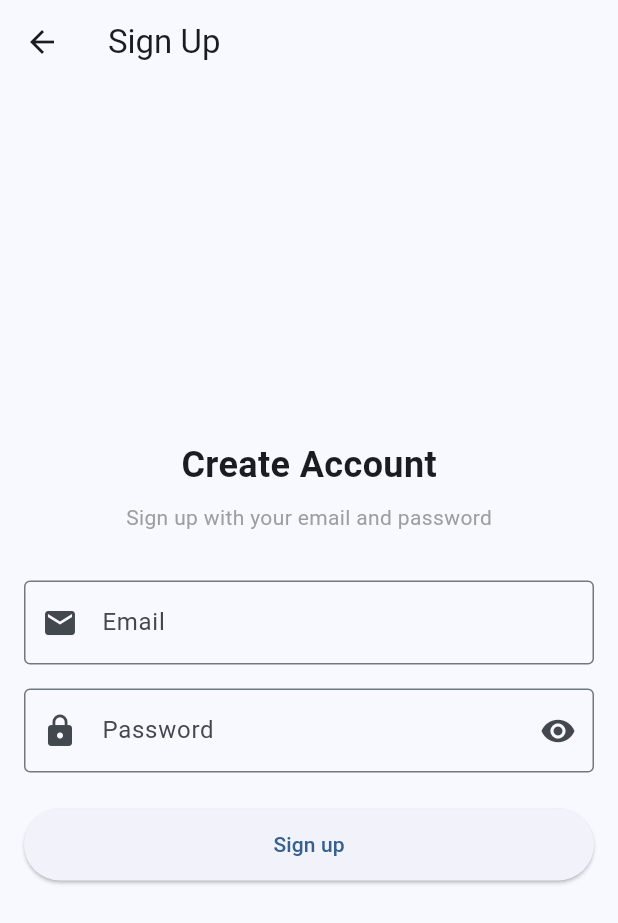
After one commit to camziny/flutter-chatbot, a Flutter app: the screen it shows after launch, after a tap on "Don't have an account? Sign up for free.", on a phone screen of 412 x 824 dp. The commit adds this screen. Shown: the top 923 px of the screen. Run offline on Flutter 3.47's test engine with Material 3 defaults, Android fonts, the phone set to English and light mode, and no system bars; our stand-ins replace flutter_secure_storage; accounts and stored records are empty; network calls fail.

Commit message:
feat: add Next-Auth integration with Flutter app
- Add auth provider and service for session management
- Create login and register pages with form validation
- Set up secure storage for session persistence

```diff
--- /dev/null
+++ b/lib/auth_provider.dart
@@ -0,0 +1,41 @@
+class AuthProvider extends ChangeNotifier {
+  final _storage = const FlutterSecureStorage();
+  UserSession? _session;
+  String? _rawSession;
+  bool _isAuthenticated = false;
+
+  bool get isAuthenticated => _isAuthenticated;
+  UserSession? get session => _session;
+  String? get rawSession => _rawSession;
+
+  Future<void> init() async {
+    final rawSession = await _storage.read(key: 'session');
+    if (rawSession != null) {
+      try {
+        final sessionData = json.decode(rawSession);
+        _session = UserSession.fromJson(sessionData);
+        _rawSession = rawSession;
+        _isAuthenticated = true;
+      } catch (e) {
+        await clearSession();
+      }
+    }
+    notifyListeners();
+  }
+
+  Future<void> setSession(UserSession session, String rawSession) async {
+    await _storage.write(key: 'session', value: rawSession);
+    _session = session;
+    _rawSession = rawSession;
+    _isAuthenticated = true;
+    notifyListeners();
+  }
+
+  Future<void> clearSession() async {
+    await _storage.delete(key: 'session');
+    _session = null;
+    _rawSession = null;
+    _isAuthenticated = false;
+    notifyListeners();
+  }
+}
--- a/lib/main.dart
+++ b/lib/main.dart
@@ -1,7 +1,25 @@
 import 'package:flutter/material.dart';
+import 'package:provider/provider.dart';
+import 'package:flutter_secure_storage/flutter_secure_storage.dart';
+import 'providers/auth_provider.dart';
+import 'services/auth_service.dart';
+import 'pages/login_page.dart';
+import 'pages/register_page.dart';
 
 void main() {
-  runApp(const MyApp());
+  runApp(
+    MultiProvider(
+      providers: [
+        ChangeNotifierProvider(
+          create: (_) => AuthProvider()..init(),
+        ),
+        ProxyProvider<AuthProvider, AuthService>(
+          update: (_, authProvider, __) => AuthService(authProvider),
+        ),
+      ],
+      child: const MyApp(),
+    ),
+  );
 }
 
 class MyApp extends StatelessWidget {
@@ -15,7 +33,30 @@ class MyApp extends StatelessWidget {
         colorScheme: ColorScheme.fromSeed(seedColor: Colors.blue),
         useMaterial3: true,
       ),
-      home: const MyHomePage(title: 'Flutter Chatbot'),
+      home: Consumer<AuthProvider>(
+        builder: (context, auth, _) {
+          if (auth.isInitializing) {
+            return const SplashScreen();
+          }
+          if (!auth.isAuthenticated) {
+            return const LoginPage();
+          }
+          return const MyHomePage(title: 'Flutter Chatbot');
+        },
+      ),
+    );
+  }
+}
+
+class SplashScreen extends StatelessWidget {
+  const SplashScreen({super.key});
+
+  @override
+  Widget build(BuildContext context) {
+    return const Scaffold(
+      body: Center(
+        child: CircularProgressIndicator(),
+      ),
     );
   }
 }
@@ -27,14 +68,36 @@ class MyHomePage extends StatelessWidget {
 
   @override
   Widget build(BuildContext context) {
+    final authProvider = Provider.of<AuthProvider>(context);
+
     return Scaffold(
       appBar: AppBar(
+        backgroundColor: Theme.of(context).colorScheme.inversePrimary,
         title: Text(title),
+        actions: [
+          IconButton(
+            icon: const Icon(Icons.logout),
+            onPressed: () async {
+              final authService = Provider.of<AuthService>(context, listen: false);
+              await authService.logout();
+            },
+          ),
+        ],
       ),
-      body: const Center(
-        child: Text(
-          'flutter_chatbot',
-          style: TextStyle(fontSize: 24),
+      body: Center(
+        child: Column(
+          mainAxisAlignment: MainAxisAlignment.center,
+          children: [
+            Text(
+              'Welcome ${authProvider.session?.email ?? ''}!',
+              style: const TextStyle(fontSize: 24),
+            ),
+            const SizedBox(height: 20),
+            const Text(
+              'Your chatbot interface will go here',
+              style: TextStyle(fontSize: 16),
+            ),
+          ],
         ),
       ),
     );
--- /dev/null
+++ b/lib/models/auth_state.dart
@@ -0,0 +1,18 @@
+enum AuthStatus {
+  idle,
+  inProgress,
+  success,
+  failed,
+  userExists,
+  invalidData
+}
+
+class AuthState {
+  final AuthStatus status;
+  final String? error;
+
+  AuthState({
+    this.status = AuthStatus.idle,
+    this.error,
+  });
+}
--- /dev/null
+++ b/lib/models/session.dart
@@ -0,0 +1,19 @@
+class UserSession {
+  final String id;
+  final String email;
+  final DateTime expires;
+
+  UserSession({
+    required this.id,
+    required this.email,
+    required this.expires,
+  });
+
+  factory UserSession.fromJson(Map<String, dynamic> json) {
+    return UserSession(
+      id: json['user']['id'],
+      email: json['user']['email'],
+      expires: DateTime.parse(json['expires']),
+    );
+  }
+}
--- /dev/null
+++ b/lib/pages/login_page.dart
@@ -0,0 +1,157 @@
+import 'package:flutter/material.dart';
+import 'package:provider/provider.dart';
+import '../services/auth_service.dart';
+import '../models/auth_state.dart';
+import 'register_page.dart';
+
+class LoginPage extends StatefulWidget {
+  const LoginPage({super.key});
+
+  @override
+  State<LoginPage> createState() => _LoginPageState();
+}
+
+class _LoginPageState extends State<LoginPage> {
+  final _emailController = TextEditingController();
+  final _passwordController = TextEditingController();
+  bool _isLoading = false;
+  bool _obscurePassword = true;
+
+  @override
+  void dispose() {
+    _emailController.dispose();
+    _passwordController.dispose();
+    super.dispose();
+  }
+
+  Future<void> _handleSubmit() async {
+    if (_isLoading) return;
+
+    setState(() => _isLoading = true);
+
+    final authService = Provider.of<AuthService>(context, listen: false);
+    final result = await authService.login(
+      _emailController.text,
+      _passwordController.text,
+    );
+
+    if (!mounted) return;
+    setState(() => _isLoading = false);
+
+    switch (result.status) {
+      case AuthStatus.success:
+        break;
+      case AuthStatus.invalidData:
+        ScaffoldMessenger.of(context).showSnackBar(
+          const SnackBar(
+            content: Text('Please enter a valid email and password (min 6 characters)'),
+            backgroundColor: Colors.red,
+          ),
+        );
+        break;
+      case AuthStatus.failed:
+        ScaffoldMessenger.of(context).showSnackBar(
+          const SnackBar(
+            content: Text('Invalid credentials!'),
+            backgroundColor: Colors.red,
+          ),
+        );
+        break;
+      default:
+        break;
+    }
+  }
+
+  @override
+  Widget build(BuildContext context) {
+    return Scaffold(
+      body: Center(
+        child: SingleChildScrollView(
+          padding: const EdgeInsets.all(16.0),
+          child: Column(
+            mainAxisAlignment: MainAxisAlignment.center,
+            children: [
+              const Text(
+                'Sign In',
+                style: TextStyle(
+                  fontSize: 24,
+                  fontWeight: FontWeight.bold,
+                ),
+              ),
+              const SizedBox(height: 8),
+              const Text(
+                'Use your email and password to sign in',
+                style: TextStyle(
+                  color: Colors.grey,
+                ),
+              ),
+              const SizedBox(height: 32),
+              TextField(
+                controller: _emailController,
+                decoration: const InputDecoration(
+                  labelText: 'Email',
+                  border: OutlineInputBorder(),
+                  prefixIcon: Icon(Icons.email),
+                ),
+                keyboardType: TextInputType.emailAddress,
+                textInputAction: TextInputAction.next,
+                enabled: !_isLoading,
+              ),
+              const SizedBox(height: 16),
+              TextField(
+                controller: _passwordController,
+                decoration: InputDecoration(
+                  labelText: 'Password',
+                  border: const OutlineInputBorder(),
+                  prefixIcon: const Icon(Icons.lock),
+                  suffixIcon: IconButton(
+                    icon: Icon(
+                      _obscurePassword ? Icons.visibility : Icons.visibility_off,
+                    ),
+                    onPressed: () {
+                      setState(() {
+                        _obscurePassword = !_obscurePassword;
+                      });
+                    },
+                  ),
+                ),
+                obscureText: _obscurePassword,
+                textInputAction: TextInputAction.done,
+                onSubmitted: (_) => _handleSubmit(),
+                enabled: !_isLoading,
+              ),
+              const SizedBox(height: 24),
+              SizedBox(
+                width: double.infinity,
+                height: 48,
+                child: ElevatedButton(
+                  onPressed: _isLoading ? null : _handleSubmit,
+                  child: _isLoading
+                      ? const SizedBox(
+                          height: 20,
+                          width: 20,
+                          child: CircularProgressIndicator(strokeWidth: 2),
+                        )
+                      : const Text('Sign in'),
+                ),
+              ),
+              const SizedBox(height: 16),
+              TextButton(
+                onPressed: _isLoading
+                    ? null
+                    : () {
+                        Navigator.of(context).push(
+                          MaterialPageRoute(
+                            builder: (_) => const RegisterPage(),
+                          ),
+                        );
+                      },
+                child: const Text("Don't have an account? Sign up for free."),
+              ),
+            ],
+          ),
+        ),
+      ),
+    );
+  }
+}
--- /dev/null
+++ b/lib/pages/register_page.dart
@@ -0,0 +1,154 @@
+import 'package:flutter/material.dart';
+import 'package:provider/provider.dart';
+import '../services/auth_service.dart';
+import '../models/auth_state.dart';
+
+class RegisterPage extends StatefulWidget {
+  const RegisterPage({super.key});
+
+  @override
+  State<RegisterPage> createState() => _RegisterPageState();
+}
+
+class _RegisterPageState extends State<RegisterPage> {
+  final _emailController = TextEditingController();
+  final _passwordController = TextEditingController();
+  bool _isLoading = false;
+  bool _obscurePassword = true;
+
+  @override
+  void dispose() {
+    _emailController.dispose();
+    _passwordController.dispose();
+    super.dispose();
+  }
+
+  Future<void> _handleSubmit() async {
+    if (_isLoading) return;
+
+    setState(() => _isLoading = true);
+
+    final authService = Provider.of<AuthService>(context, listen: false);
+    final result = await authService.register(
+      _emailController.text,
+      _passwordController.text,
+    );
+
+    if (!mounted) return;
+    setState(() => _isLoading = false);
+
+    switch (result.status) {
+      case AuthStatus.success:
+        break;
+      case AuthStatus.userExists:
+        ScaffoldMessenger.of(context).showSnackBar(
+          const SnackBar(
+            content: Text('User already exists!'),
+            backgroundColor: Colors.red,
+          ),
+        );
+        break;
+      case AuthStatus.invalidData:
+        ScaffoldMessenger.of(context).showSnackBar(
+          const SnackBar(
+            content: Text('Please enter a valid email and password (min 6 characters)'),
+            backgroundColor: Colors.red,
+          ),
+        );
+        break;
+      case AuthStatus.failed:
+        ScaffoldMessenger.of(context).showSnackBar(
+          const SnackBar(
+            content: Text('Registration failed!'),
+            backgroundColor: Colors.red,
+          ),
+        );
+        break;
+      default:
+        break;
+    }
+  }
+
+  @override
+  Widget build(BuildContext context) {
+    return Scaffold(
+      appBar: AppBar(
+        title: const Text('Sign Up'),
+      ),
+      body: Center(
+        child: SingleChildScrollView(
+          padding: const EdgeInsets.all(16.0),
+          child: Column(
+            mainAxisAlignment: MainAxisAlignment.center,
+            children: [
+              const Text(
+                'Create Account',
+                style: TextStyle(
+                  fontSize: 24,
+                  fontWeight: FontWeight.bold,
+                ),
+              ),
+              const SizedBox(height: 8),
+              const Text(
+                'Sign up with your email and password',
+                style: TextStyle(
+                  color: Colors.grey,
+                ),
+              ),
+              const SizedBox(height: 32),
+              TextField(
+                controller: _emailController,
+                decoration: const InputDecoration(
+                  labelText: 'Email',
+                  border: OutlineInputBorder(),
+                  prefixIcon: Icon(Icons.email),
+                ),
+                keyboardType: TextInputType.emailAddress,
+                textInputAction: TextInputAction.next,
+                enabled: !_isLoading,
+              ),
+              const SizedBox(height: 16),
+              TextField(
+                controller: _passwordController,
+                decoration: InputDecoration(
+                  labelText: 'Password',
+                  border: const OutlineInputBorder(),
+                  prefixIcon: const Icon(Icons.lock),
+                  suffixIcon: IconButton(
+                    icon: Icon(
+                      _obscurePassword ? Icons.visibility : Icons.visibility_off,
+                    ),
+                    onPressed: () {
+                      setState(() {
+                        _obscurePassword = !_obscurePassword;
+                      });
+                    },
+                  ),
+                ),
+                obscureText: _obscurePassword,
+                textInputAction: TextInputAction.done,
+                onSubmitted: (_) => _handleSubmit(),
+                enabled: !_isLoading,
+              ),
+              const SizedBox(height: 24),
+              SizedBox(
+                width: double.infinity,
+                height: 48,
+                child: ElevatedButton(
+                  onPressed: _isLoading ? null : _handleSubmit,
+                  child: _isLoading
+                      ? const SizedBox(
+                          height: 20,
+                          width: 20,
+                          child: CircularProgressIndicator(strokeWidth: 2),
+                        )
+                      : const Text('Sign up'),
+                ),
+              ),
+            ],
+          ),
+        ),
+      ),
+    );
+  }
+}
--- /dev/null
+++ b/lib/providers/auth_provider.dart
@@ -0,0 +1,49 @@
+import 'dart:convert';
+import 'package:flutter/foundation.dart';
+import 'package:flutter_secure_storage/flutter_secure_storage.dart';
+import '../models/session.dart';
+
+class AuthProvider extends ChangeNotifier {
+  final _storage = const FlutterSecureStorage();
+  UserSession? _session;
+  String? _rawSession;
+  bool _isAuthenticated = false;
+  bool _isInitializing = true;
+
+  bool get isAuthenticated => _isAuthenticated;
+  bool get isInitializing => _isInitializing;
+  UserSession? get session => _session;
+  String? get rawSession => _rawSession;
+
+  Future<void> init() async {
+    final rawSession = await _storage.read(key: 'session');
+    if (rawSession != null) {
+      try {
+        final sessionData = json.decode(rawSession);
+        _session = UserSession.fromJson(sessionData);
+        _rawSession = rawSession;
+        _isAuthenticated = true;
+      } catch (e) {
+        await clearSession();
+      }
+    }
+    _isInitializing = false;
+    notifyListeners();
+  }
+
+  Future<void> setSession(UserSession session, String rawSession) async {
+    await _storage.write(key: 'session', value: rawSession);
+    _session = session;
+    _rawSession = rawSession;
+    _isAuthenticated = true;
+    notifyListeners();
+  }
+
+  Future<void> clearSession() async {
+    await _storage.delete(key: 'session');
+    _session = null;
+    _rawSession = null;
+    _isAuthenticated = false;
+    notifyListeners();
+  }
+}
--- /dev/null
+++ b/lib/session.dart
@@ -0,0 +1,19 @@
+class UserSession {
+  final String id;
+  final String email;
+  final DateTime expires;
+
+  UserSession({
+    required this.id,
+    required this.email,
+    required this.expires,
+  });
+
+  factory UserSession.fromJson(Map<String, dynamic> json) {
+    return UserSession(
+      id: json['user']['id'],
+      email: json['user']['email'],
+      expires: DateTime.parse(json['expires']),
+    );
+  }
+}
--- a/pubspec.yaml
+++ b/pubspec.yaml
@@ -30,6 +30,10 @@ environment:
 dependencies:
   flutter:
     sdk: flutter
+  flutter_secure_storage: ^9.0.0
+  provider: ^6.1.1
+  http: ^1.1.0
+  cupertino_icons: ^1.0.2
 
   # The following adds the Cupertino Icons font to your application.
   # Use with the CupertinoIcons class for iOS style icons.
@@ -38,6 +42,7 @@ dependencies:
 dev_dependencies:
   flutter_test:
     sdk: flutter
+  flutter_lints: ^2.0.0
 
   # The "flutter_lints" package below contains a set of recommended lints to
   # encourage good coding practices. The lint set provided by the package is
```
Also changed, not shown: lib/auth_service.dart (added, +73 -0 lines), lib/http_client.dart (added, +18 -0 lines), lib/services/auth_service.dart (added, +107 -0 lines).
